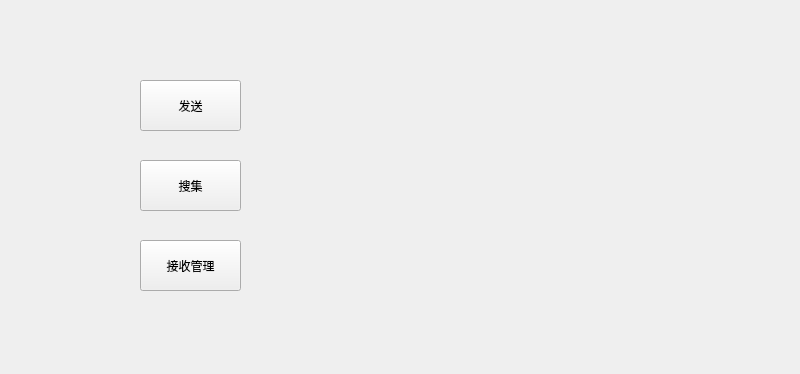
Qt form tcpclient/widget.ui (Eclipsewh/SafeInfor) before a commit.
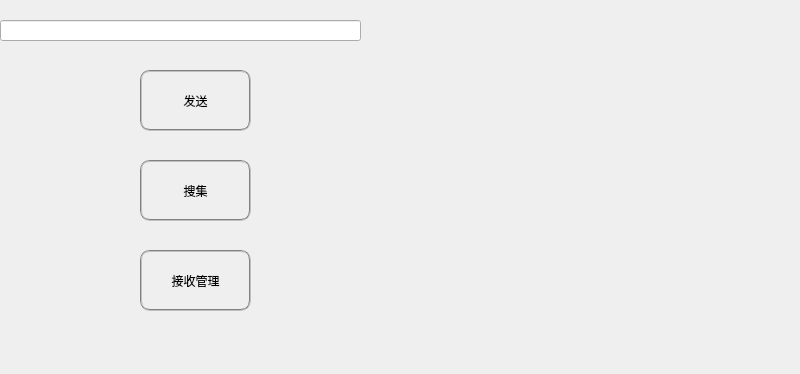
The same form after that commit.

Diff of the .ui file:
```diff
--- a/tcpclient/widget.ui
+++ b/tcpclient/widget.ui
@@ -17,13 +17,14 @@
    <property name="geometry">
     <rect>
      <x>140</x>
-     <y>80</y>
-     <width>101</width>
-     <height>51</height>
+     <y>70</y>
+     <width>111</width>
+     <height>61</height>
     </rect>
    </property>
    <property name="styleSheet">
-    <string notr="true"/>
+    <string notr="true">border:2px groove gray;border-radius:10px;padding:2px 4px;
+</string>
    </property>
    <property name="text">
     <string>发送</string>
@@ -34,10 +35,13 @@
     <rect>
      <x>140</x>
      <y>160</y>
-     <width>101</width>
-     <height>51</height>
+     <width>111</width>
+     <height>61</height>
     </rect>
    </property>
+   <property name="styleSheet">
+    <string notr="true">border:2px groove gray;border-radius:10px;padding:2px 4px;</string>
+   </property>
    <property name="text">
     <string>搜集</string>
    </property>
@@ -46,11 +50,14 @@
    <property name="geometry">
     <rect>
      <x>140</x>
-     <y>240</y>
-     <width>101</width>
-     <height>51</height>
+     <y>250</y>
+     <width>111</width>
+     <height>61</height>
     </rect>
    </property>
+   <property name="styleSheet">
+    <string notr="true">border:2px groove gray;border-radius:10px;padding:2px 4px;</string>
+   </property>
    <property name="text">
     <string>接收管理</string>
    </property>
@@ -68,6 +75,16 @@
     <string/>
    </property>
   </widget>
+  <widget class="QLineEdit" name="HostIP">
+   <property name="geometry">
+    <rect>
+     <x>0</x>
+     <y>20</y>
+     <width>361</width>
+     <height>21</height>
+    </rect>
+   </property>
+  </widget>
  </widget>
  <resources/>
  <connections/>
```
